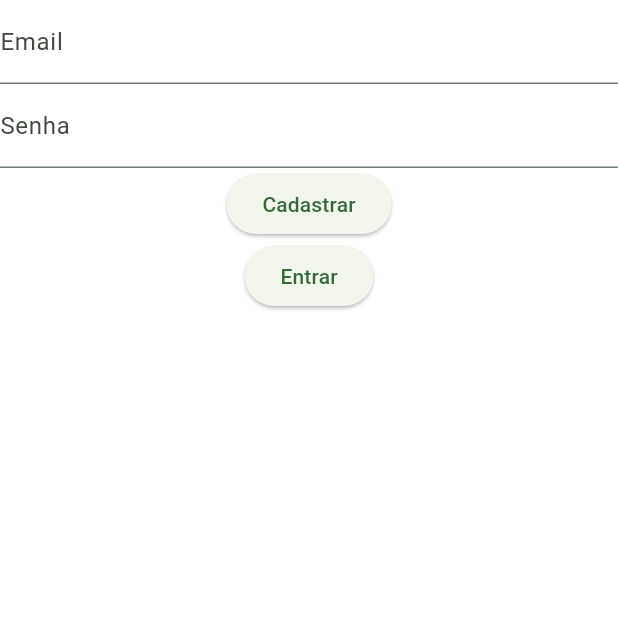
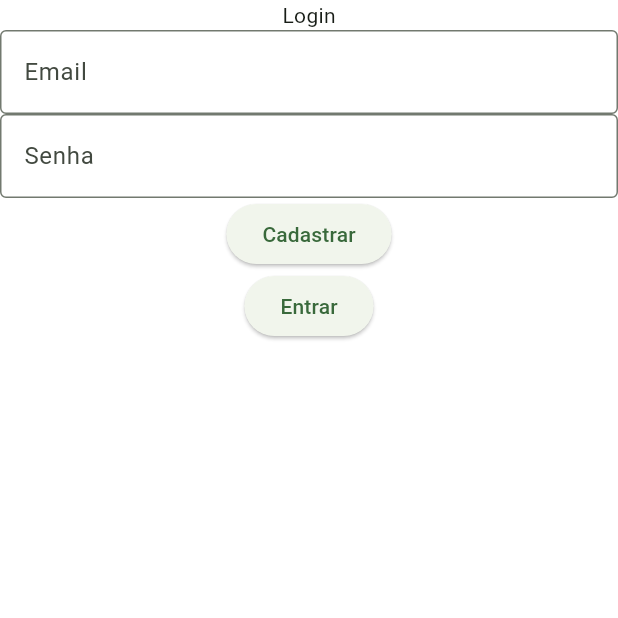
Before and after one commit to DevMonts/group, a Flutter app: the screen it shows after launch, on a phone screen of 412 x 824 dp, the top half of it. Run offline on Flutter 3.47's test engine with Material 3 defaults, Android fonts, the phone set to English and light mode, and no system bars.

Commit message:
Update login_page.dart

```diff
--- a/lib/features/aut/login_page.dart
+++ b/lib/features/aut/login_page.dart
@@ -1,4 +1,5 @@
 import 'package:flutter/material.dart';
+import 'package:group/common/constants/app_textfield.dart';
 import 'package:group/features/aut/register_page.dart';
 import 'package:group/features/main/main_page.dart';
 
@@ -15,14 +16,22 @@ class _LoginState extends State<Login> {
   @override
   Widget build(BuildContext context) {
     return Scaffold(
-      body: Form(key:_formKey,
+      body: Form(
+        key: _formKey,
         child: Column(
           children: [
+            Text('Login'),
             TextField(
-              decoration: InputDecoration(labelText: 'Email'),
+              decoration: TextFields.primaryInput.copyWith(
+                labelText: 'Email',
+                hintText: 'Digite seu email',
+              ),
             ),
             TextField(
-              decoration: InputDecoration(labelText: 'Senha'),
+              decoration: TextFields.primaryInput.copyWith(
+                labelText: 'Senha',
+                hintText: 'Digite sua senha',
+              ),
             ),
             ElevatedButton(
               onPressed: () {
```
